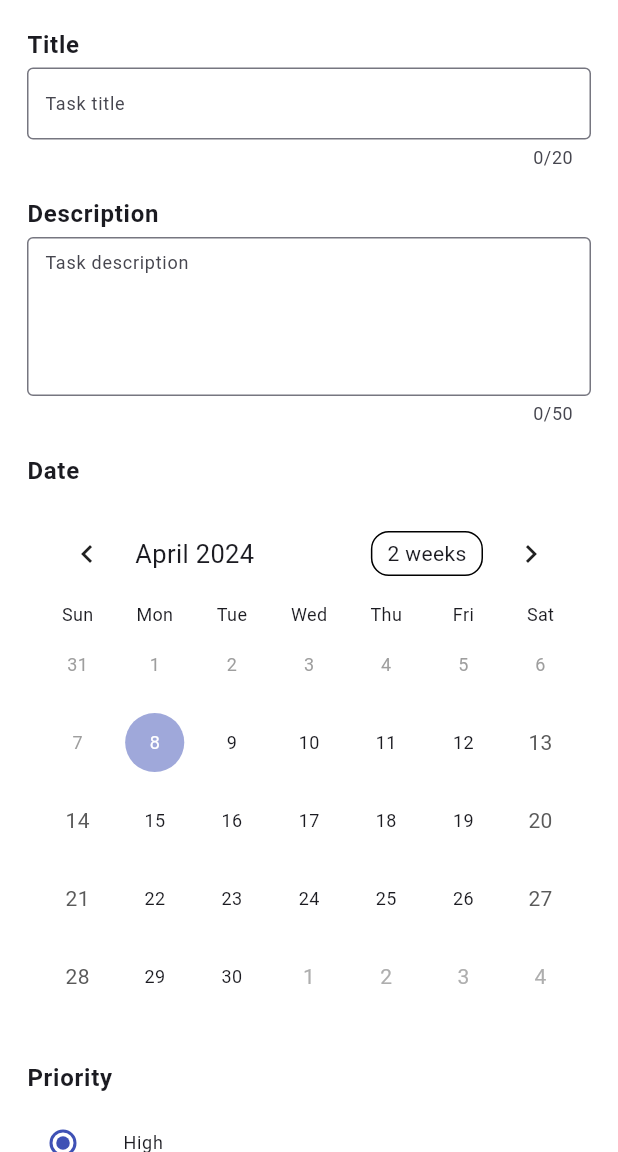
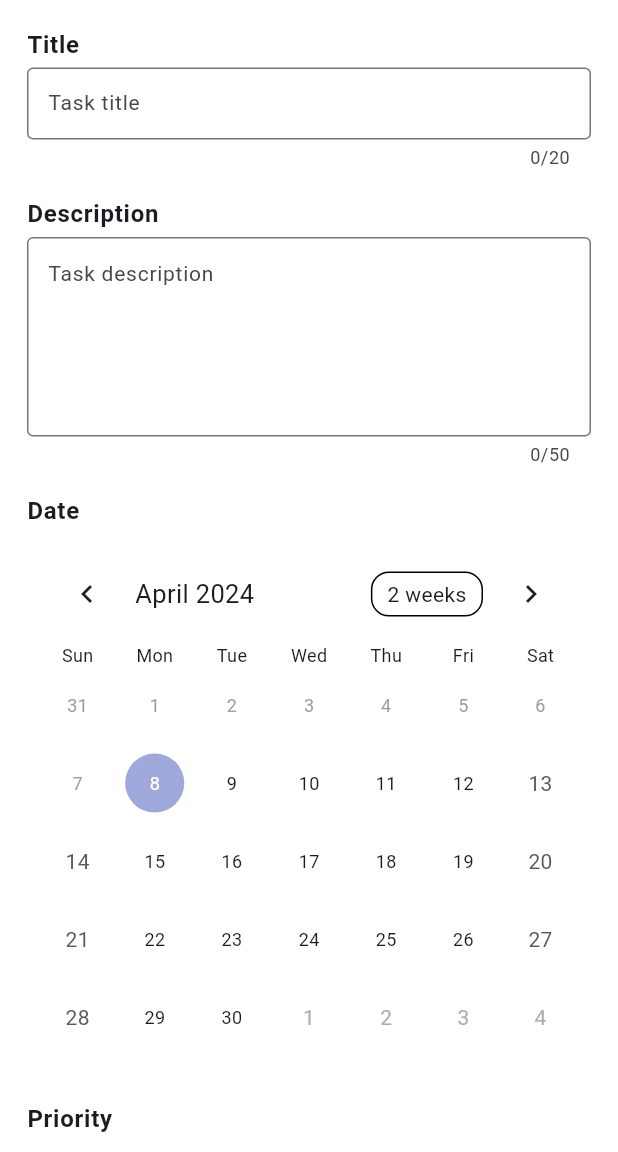
Before and after one commit to Jaimin25/MyApps, a Flutter app: the AddNewTask screen opened by its route, on a phone screen of 412 x 824 dp, the part 84-1236 px from its top. Run offline on Flutter 3.47's test engine with Material 3 defaults, Android fonts, the phone set to English and light mode, and no system bars; drawn by our look-alikes of table_calendar; our stand-ins replace flutter_spinkit, math_expressions, skeletonizer, sqflite, toast; accounts and stored records are empty.

Commit message:
fix: add new task screen widgets font size

```diff
--- a/todo_app/lib/pages/add_new_task.dart
+++ b/todo_app/lib/pages/add_new_task.dart
@@ -104,7 +104,8 @@ class _AddNewTaskState extends State<AddNewTask> {
               TextField(
                 cursorColor: colorAccent,
                 decoration: const InputDecoration(
-                  contentPadding: EdgeInsets.symmetric(horizontal: 8.0),
+                  contentPadding:
+                      EdgeInsets.symmetric(horizontal: 10.0, vertical: 0.0),
                   border: OutlineInputBorder(),
                   hintText: "Task title",
                   focusedBorder: OutlineInputBorder(
@@ -121,7 +122,7 @@ class _AddNewTaskState extends State<AddNewTask> {
                   });
                 },
                 style: const TextStyle(
-                  fontSize: 12.0,
+                  fontSize: 14.0,
                 ),
                 textInputAction: TextInputAction.next,
               ),
@@ -139,7 +140,7 @@ class _AddNewTaskState extends State<AddNewTask> {
                 cursorColor: colorAccent,
                 decoration: const InputDecoration(
                   contentPadding:
-                      EdgeInsets.symmetric(horizontal: 8.0, vertical: 8.0),
+                      EdgeInsets.symmetric(horizontal: 10.0, vertical: 14.0),
                   border: OutlineInputBorder(),
                   hintText: "Task description",
                   focusedBorder: OutlineInputBorder(
@@ -157,7 +158,7 @@ class _AddNewTaskState extends State<AddNewTask> {
                   });
                 },
                 style: const TextStyle(
-                  fontSize: 12.0,
+                  fontSize: 14.0,
                 ),
               ),
               const SizedBox(
@@ -236,7 +237,7 @@ class _AddNewTaskState extends State<AddNewTask> {
                     title: const Text(
                       'High',
                       style: TextStyle(
-                        fontSize: 12.0,
+                        fontSize: 14.0,
                       ),
                     ),
                     contentPadding: const EdgeInsets.all(0),
@@ -255,7 +256,7 @@ class _AddNewTaskState extends State<AddNewTask> {
                     title: const Text(
                       'Moderate',
                       style: TextStyle(
-                        fontSize: 12.0,
+                        fontSize: 14.0,
                       ),
                     ),
                     contentPadding: const EdgeInsets.all(0),
@@ -274,7 +275,7 @@ class _AddNewTaskState extends State<AddNewTask> {
                     title: const Text(
                       'Low',
                       style: TextStyle(
-                        fontSize: 12.0,
+                        fontSize: 14.0,
                       ),
                     ),
                     contentPadding: const EdgeInsets.all(0),
```
